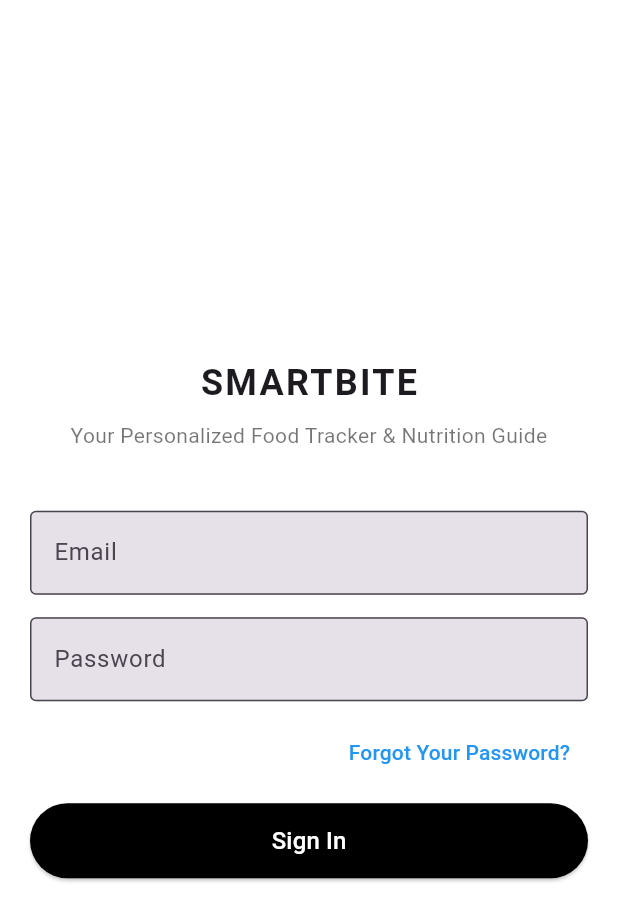
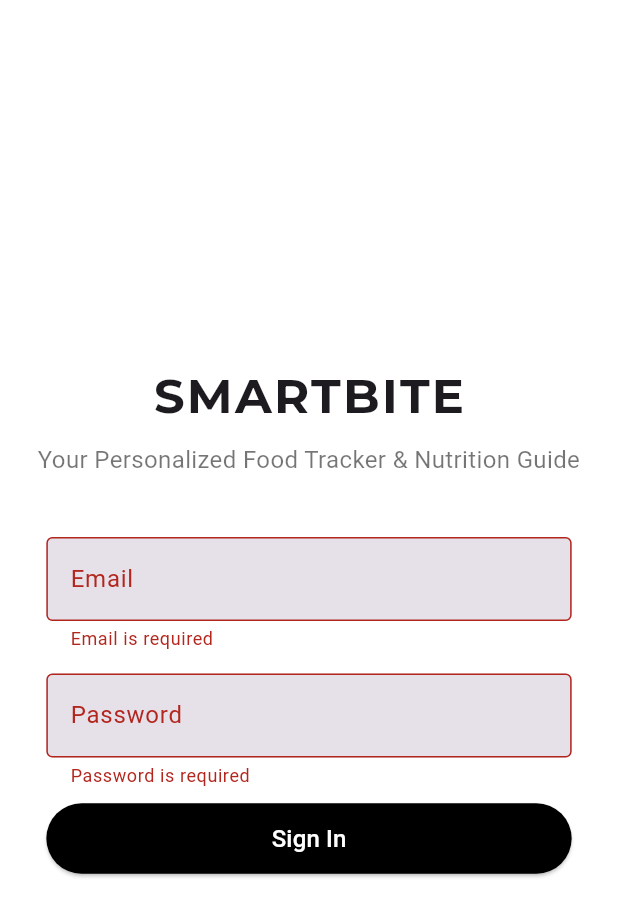
Before and after one commit to mariell00/AppDev, a Flutter app: the screen it shows after launch, after a tap on "Sign In", on a phone screen of 412 x 824 dp. Shown: the top 921 px of the screen. Run offline on Flutter 3.47's test engine with Material 3 defaults, Android fonts, the phone set to English and light mode, and no system bars.

Commit message:
Update login_page.dart

```diff
--- a/lib/login_page.dart
+++ b/lib/login_page.dart
@@ -14,83 +14,126 @@ class SmartBiteApp extends StatelessWidget {
   }
 }
 
-class LoginScreen extends StatelessWidget {
+class LoginScreen extends StatefulWidget {
+  @override
+  _LoginScreenState createState() => _LoginScreenState();
+}
+
+class _LoginScreenState extends State<LoginScreen> {
+  final _formKey = GlobalKey<FormState>();
+  final TextEditingController _emailController = TextEditingController();
+  final TextEditingController _passwordController = TextEditingController();
+
+  String? _validateEmail(String? value) {
+    if (value == null || value.isEmpty) {
+      return 'Email is required';
+    }
+    final emailRegex = RegExp(r'^[a-zA-Z0-9._%+-]+@[a-zA-Z0-9.-]+\.[a-zA-Z]{2,4}\$');
+    if (!emailRegex.hasMatch(value)) {
+      return 'Enter a valid email';
+    }
+    return null;
+  }
+
+  String? _validatePassword(String? value) {
+    if (value == null || value.isEmpty) {
+      return 'Password is required';
+    }
+    if (value.length < 6) {
+      return 'Password must be at least 6 characters';
+    }
+    return null;
+  }
+
+  void _submit() {
+    if (_formKey.currentState!.validate()) {
+      print('Email: ${_emailController.text}, Password: ${_passwordController.text}');
+    }
+  }
+
   @override
   Widget build(BuildContext context) {
+    final double screenWidth = MediaQuery.of(context).size.width;
+    final double fieldWidth = screenWidth > 600 ? 400 : screenWidth * 0.85;
+
     return Scaffold(
       backgroundColor: Colors.white,
-      body: Padding(
-        padding: EdgeInsets.symmetric(horizontal: 20),
+      body: Center(
+        child: Padding(
+          padding: const EdgeInsets.symmetric(horizontal: 20),
           child: Column(
             mainAxisAlignment: MainAxisAlignment.center,
             crossAxisAlignment: CrossAxisAlignment.center,
             children: [
-            // App Title
               Text(
                 'SMARTBITE',
                 style: TextStyle(
-                fontSize: 24,
+                  fontSize: 32,
                   fontWeight: FontWeight.bold,
+                  fontFamily: 'Montserrat',
                   letterSpacing: 1.5,
                 ),
               ),
               SizedBox(height: 8),
-            // Subtitle
               Text(
                 'Your Personalized Food Tracker & Nutrition Guide',
                 textAlign: TextAlign.center,
-              style: TextStyle(fontSize: 14, color: Colors.black54),
+                style: TextStyle(fontSize: 16, color: Colors.black54),
               ),
               SizedBox(height: 40),
 
-            // Email Field
-            TextField(
+              Form(
+                key: _formKey,
+                child: Column(
+                  children: [
+                    SizedBox(
+                      width: fieldWidth,
+                      child: TextFormField(
+                        controller: _emailController,
+                        validator: _validateEmail,
                         decoration: InputDecoration(
                           labelText: 'Email',
                           border: OutlineInputBorder(),
                           filled: true,
                         ),
                       ),
+                    ),
                     SizedBox(height: 15),
 
-            // Password Field
-            TextField(
+                    SizedBox(
+                      width: fieldWidth,
+                      child: TextFormField(
+                        controller: _passwordController,
                         obscureText: true,
+                        validator: _validatePassword,
                         decoration: InputDecoration(
                           labelText: 'Password',
                           border: OutlineInputBorder(),
                           filled: true,
                         ),
                       ),
+                    ),
                     SizedBox(height: 10),
-
-            // Forgot Password
-            Align(
-              alignment: Alignment.centerRight,
-              child: TextButton(
-                onPressed: () {},
-                child: Text(
-                  'Forgot Your Password?',
-                  style: TextStyle(color: Colors.blue),
+                  ],
                 ),
               ),
-            ),
-            SizedBox(height: 10),
 
-            // Sign In Button
-            ElevatedButton(
-              onPressed: () {},
+              SizedBox(
+                width: fieldWidth,
+                child: ElevatedButton(
+                  onPressed: _submit,
                   style: ElevatedButton.styleFrom(
                     backgroundColor: Colors.black,
                     padding: EdgeInsets.symmetric(vertical: 12),
-                minimumSize: Size(double.infinity, 50),
                   ),
                   child: Text(
                     'Sign In',
                     style: TextStyle(color: Colors.white, fontSize: 16),
                   ),
                 ),
+              ),
             ],
+          ),
         ),
       ),
     );
```
Lines whose indentation alone changed are shown as unchanged.
